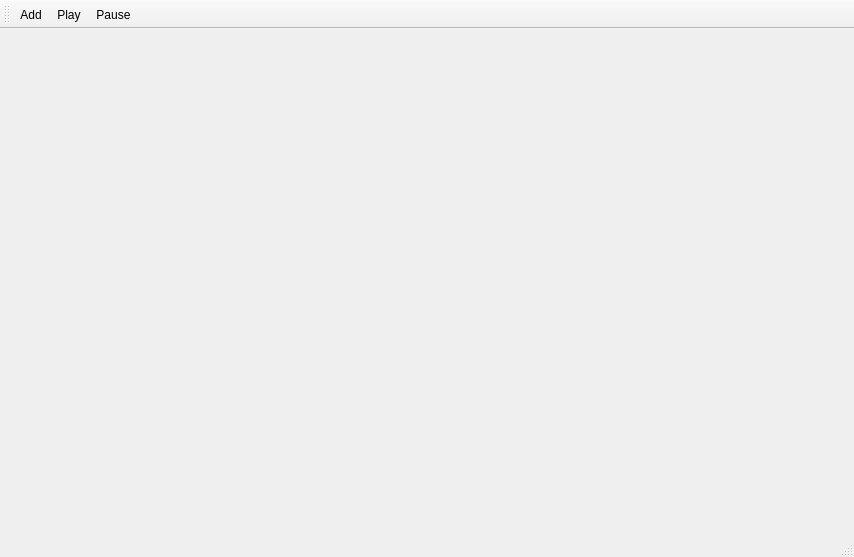
Old version of the form forms/mainwindow.ui in the repository GaitRehabilitation/SMART.
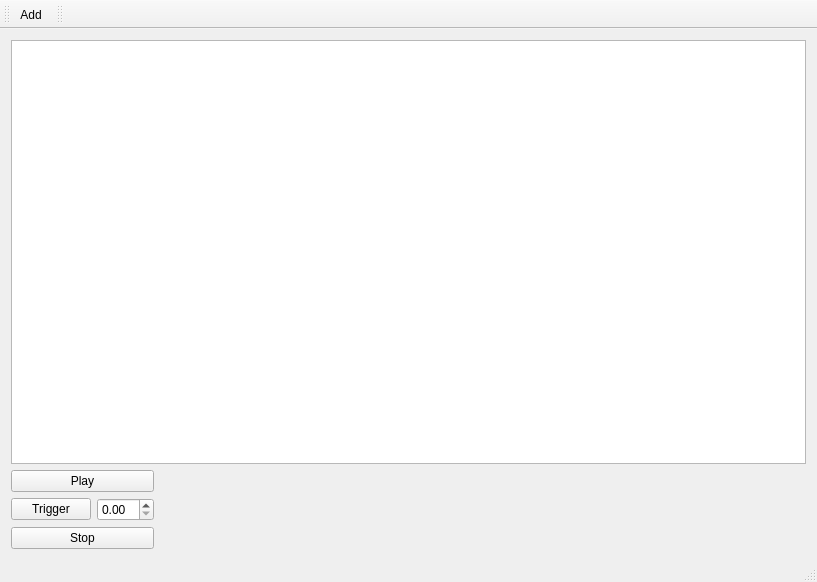
New version of the form. Icons and pictures are not drawn.

The edit to the form file:
```diff
--- a/forms/mainwindow.ui
+++ b/forms/mainwindow.ui
@@ -6,14 +6,68 @@
    <rect>
     <x>0</x>
     <y>0</y>
-    <width>854</width>
-    <height>557</height>
+    <width>817</width>
+    <height>582</height>
    </rect>
   </property>
   <property name="windowTitle">
    <string>MainWindow</string>
   </property>
-  <widget class="QWidget" name="centralWidget"/>
+  <widget class="QWidget" name="centralWidget">
+   <layout class="QVBoxLayout" name="verticalLayout">
+    <item>
+     <widget class="QListWidget" name="deviceList"/>
+    </item>
+    <item>
+     <layout class="QHBoxLayout" name="horizontalLayout">
+      <property name="sizeConstraint">
+       <enum>QLayout::SetMinimumSize</enum>
+      </property>
+      <item>
+       <layout class="QGridLayout" name="gridLayout">
+        <item row="1" column="0">
+         <widget class="QPushButton" name="triggerButton">
+          <property name="text">
+           <string>Trigger</string>
+          </property>
+         </widget>
+        </item>
+        <item row="0" column="0" colspan="2">
+         <widget class="QPushButton" name="playButton">
+          <property name="text">
+           <string>Play</string>
+          </property>
+         </widget>
+        </item>
+        <item row="2" column="0" colspan="2">
+         <widget class="QPushButton" name="stopButton">
+          <property name="text">
+           <string>Stop</string>
+          </property>
+         </widget>
+        </item>
+        <item row="1" column="1">
+         <widget class="QDoubleSpinBox" name="triggerTime"/>
+        </item>
+       </layout>
+      </item>
+      <item>
+       <spacer name="horizontalSpacer">
+        <property name="orientation">
+         <enum>Qt::Horizontal</enum>
+        </property>
+        <property name="sizeHint" stdset="0">
+         <size>
+          <width>40</width>
+          <height>20</height>
+         </size>
+        </property>
+       </spacer>
+      </item>
+     </layout>
+    </item>
+   </layout>
+  </widget>
   <widget class="QMenuBar" name="menuBar">
    <property name="geometry">
     <rect>
@@ -32,10 +86,19 @@
     <bool>false</bool>
    </attribute>
    <addaction name="actionAddDevice"/>
-   <addaction name="actionPlay"/>
-   <addaction name="actionPause"/>
   </widget>
   <widget class="QStatusBar" name="statusBar"/>
+  <widget class="QToolBar" name="toolBar">
+   <property name="windowTitle">
+    <string>toolBar</string>
+   </property>
+   <attribute name="toolBarArea">
+    <enum>TopToolBarArea</enum>
+   </attribute>
+   <attribute name="toolBarBreak">
+    <bool>false</bool>
+   </attribute>
+  </widget>
   <action name="actionAddDevice">
    <property name="icon">
     <iconset resource="../icons.qrc">
@@ -65,36 +128,6 @@
     <string>Ctrl+Q</string>
    </property>
   </action>
-  <action name="actionPlay">
-   <property name="icon">
-    <iconset>
-     <normaloff>:/icons/icons/media-playback-start.svg</normaloff>:/icons/icons/media-playback-start.svg</iconset>
-   </property>
-   <property name="text">
-    <string>Play</string>
-   </property>
-   <property name="toolTip">
-    <string>Start playback</string>
-   </property>
-   <property name="shortcut">
-    <string>Space</string>
-   </property>
-  </action>
-  <action name="actionPause">
-   <property name="icon">
-    <iconset>
-     <normaloff>:/icons/icons/media-playback-pause.svg</normaloff>:/icons/icons/media-playback-pause.svg</iconset>
-   </property>
-   <property name="text">
-    <string>Pause</string>
-   </property>
-   <property name="toolTip">
-    <string>Pause playback</string>
-   </property>
-   <property name="shortcut">
-    <string>Backspace</string>
-   </property>
-  </action>
  </widget>
  <layoutdefault spacing="6" margin="11"/>
  <resources>
```
Left out of the diff: 2 changed lines with no effect on the pictures.
